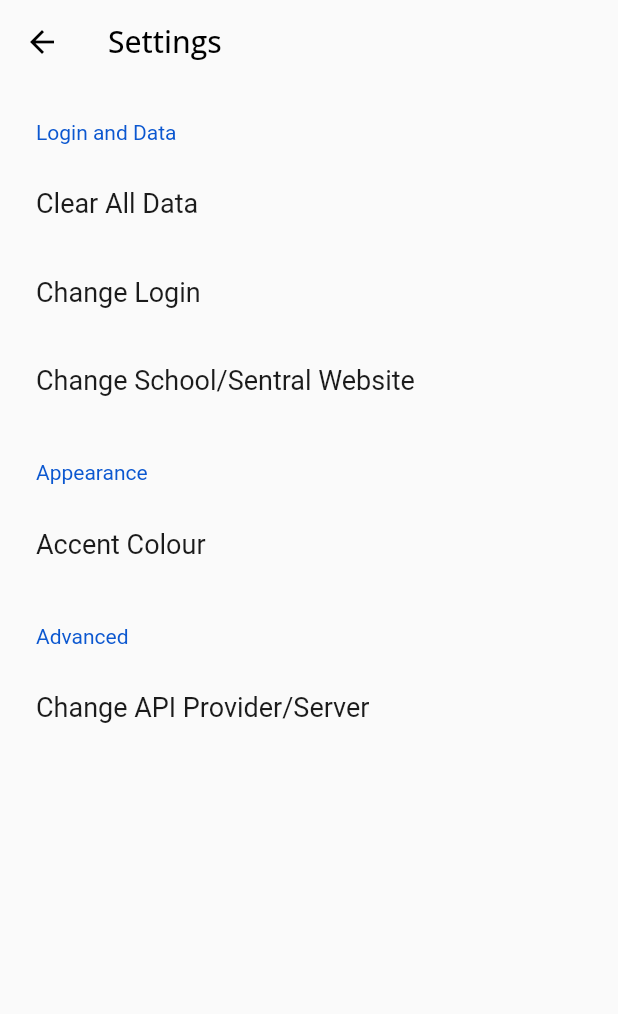
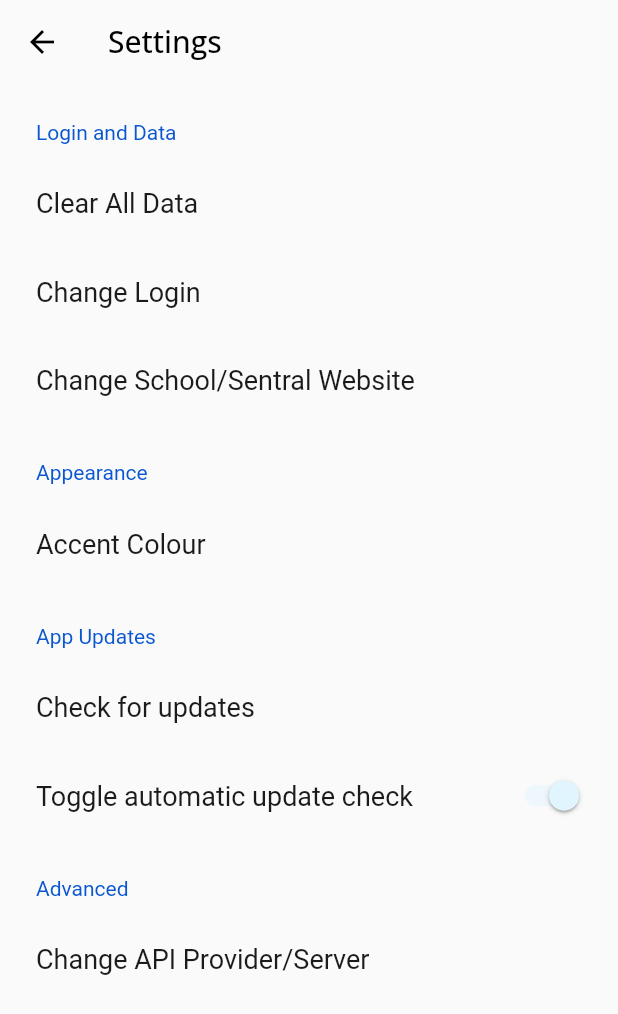
Before and after one commit to jumpyjacko/resentral_flutter, a Flutter app: the SettingsPage screen opened directly, on a phone screen of 412 x 824 dp. Shown: the top 1014 px of the screen. Run offline on Flutter 3.47's test engine with Material 2 defaults, Android fonts, the phone set to English and light mode, and no system bars; drawn by our look-alikes of settings_ui; our stand-ins replace after_layout, animated_text_kit, google_fonts, package_info, shared_preferences; missing offline and left inert: ota_update; accounts and stored records are empty.

Commit message:
Added toggle and moved update stuff

```diff
--- a/lib/pages/settings.dart
+++ b/lib/pages/settings.dart
@@ -1,4 +1,5 @@
 import 'package:flutter/material.dart';
+import 'package:resentral/pages/settings_subscreens/update.dart';
 import 'package:settings_ui/settings_ui.dart';
 import 'package:shared_preferences/shared_preferences.dart';
 
@@ -13,6 +14,16 @@ class _SettingsPageState extends State<SettingsPage> {
   final TextEditingController websiteController = TextEditingController();
   final TextEditingController usernameController = TextEditingController();
   final TextEditingController passwordController = TextEditingController();
+
+  bool autoUpdateCheck = true;
+
+  void _getSetAutoUpdateCheck(bool doSet, bool aUC) async {
+    final prefs = await SharedPreferences.getInstance();
+    if (doSet) {
+      prefs.setBool('autoUpdateCheck', aUC);
+    }
+    autoUpdateCheck = prefs.getBool('autoUpdateCheck')!;
+  }
 
   void _setSchoolWebsite(String website) async {
     final prefs = await SharedPreferences.getInstance();
@@ -32,6 +43,12 @@ class _SettingsPageState extends State<SettingsPage> {
     usernameController.dispose();
     passwordController.dispose();
     super.dispose();
+  }
+
+  @override
+  void initState() {
+    super.initState();
+    _getSetAutoUpdateCheck(false, autoUpdateCheck);
   }
 
   Future<void> _popupClearConfirm() async {
@@ -203,6 +220,24 @@ class _SettingsPageState extends State<SettingsPage> {
               ),
             ],
           ),
+          SettingsSection(title: const Text('App Updates'), tiles: [
+            SettingsTile.navigation(
+              title: const Text('Check for updates'),
+              onPressed: (context) async {
+                tryOtaUpdate(context);
+              },
+            ),
+            SettingsTile.navigation(
+              title: const Text('Toggle automatic update check'),
+              trailing: Switch(
+                value: autoUpdateCheck,
+                onChanged: (value) => setState(() {
+                  autoUpdateCheck = value;
+                  _getSetAutoUpdateCheck(true, autoUpdateCheck);
+                }),
+              ),
+            ),
+          ]),
           SettingsSection(
             title: const Text('Advanced'),
             tiles: [
```
